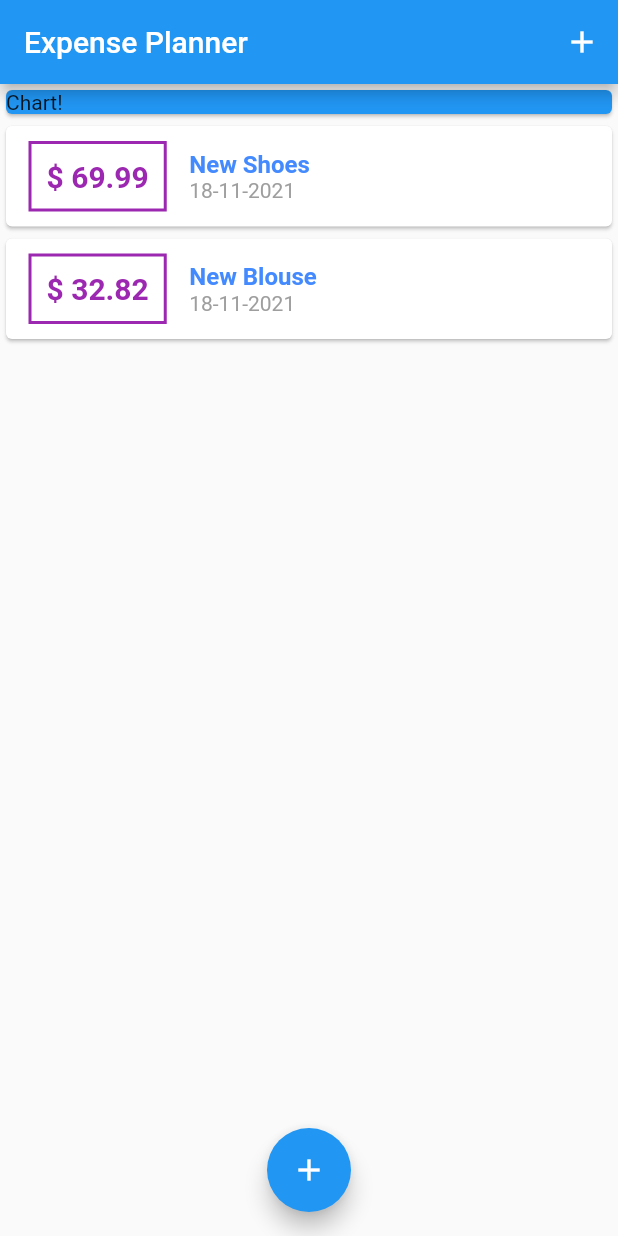
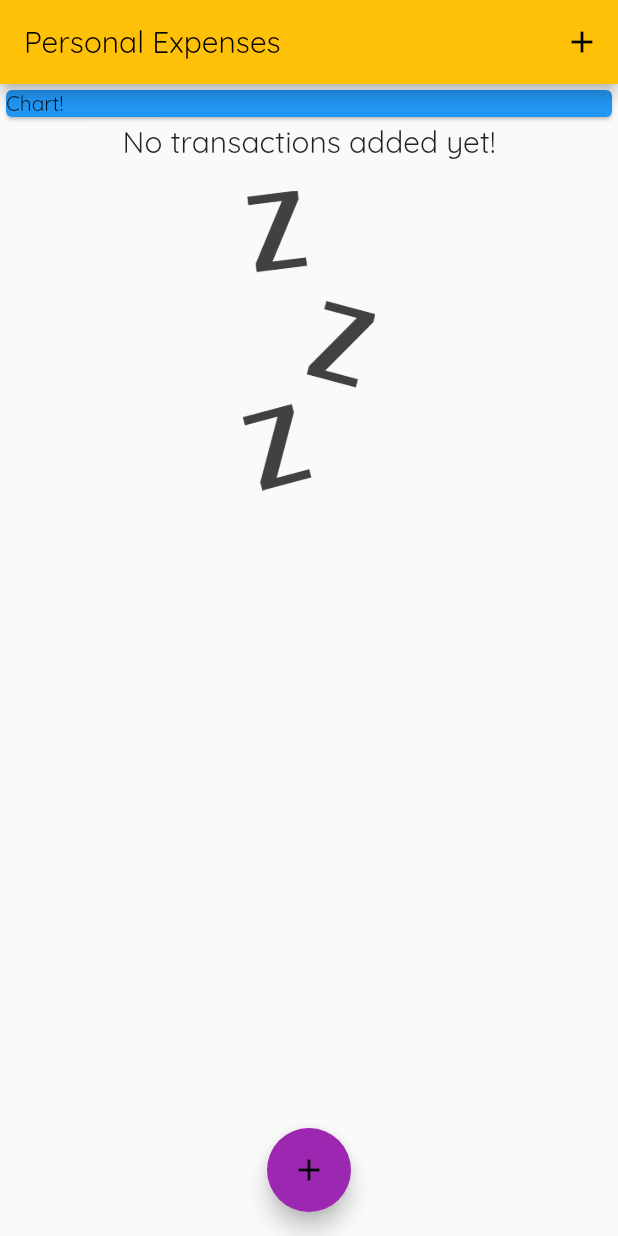
Before and after one commit to ahmet191/flutter_expense_planner, a Flutter app: the screen it shows after launch, on a phone screen of 412 x 824 dp. Run offline on Flutter 3.47's test engine with Material 2 defaults, Android fonts, the phone set to English and light mode, and no system bars.

Commit message:
ThemeData changed before adding Chart

```diff
--- a/lib/main.dart
+++ b/lib/main.dart
@@ -13,7 +13,15 @@ class MyApp extends StatelessWidget {
   @override
   Widget build(BuildContext context) {
     return MaterialApp(
-      title: 'Expense Planner',
+      title: 'Personal Expenses',
+      theme: ThemeData(
+        fontFamily: 'Quicksand',
+        colorScheme: ColorScheme.fromSwatch(
+          primarySwatch: Colors.amber,
+        ).copyWith(
+          secondary: Colors.purple,
+        ),
+      ),
       home: MyHomePage(),
     );
   }
@@ -28,18 +36,18 @@ class MyHomePage extends StatefulWidget {
 
 class _MyHomePageState extends State<MyHomePage> {
   final List<Transaction> _userTransactions = [
-    Transaction(
-      id: 't1',
-      title: 'New Shoes',
-      amount: 69.99,
-      date: DateTime.now(),
-    ),
-    Transaction(
-      id: 't2',
-      title: 'New Blouse',
-      amount: 32.82,
-      date: DateTime.now(),
-    ),
+    // Transaction(
+    //   id: 't1',
+    //   title: 'New Shoes',
+    //   amount: 69.99,
+    //   date: DateTime.now(),
+    // ),
+    // Transaction(
+    //   id: 't2',
+    //   title: 'New Blouse',
+    //   amount: 32.82,
+    //   date: DateTime.now(),
+    // ),
   ];
 
   void _addNewTransaction(String txTitle, double txAmount) {
@@ -72,7 +80,7 @@ class _MyHomePageState extends State<MyHomePage> {
   Widget build(BuildContext context) {
     return Scaffold(
       appBar: AppBar(
-        title: Text('Expense Planner'),
+        title: Text('Personal Expenses'),
         actions: [
           IconButton(
               onPressed: () => _startAddNewTransaction(context),
--- /dev/null
+++ b/lib/widgets/chart.dart
@@ -0,0 +1,10 @@
+import 'package:flutter/material.dart';
+
+class Chart extends StatelessWidget {
+  const Chart({Key? key}) : super(key: key);
+
+  @override
+  Widget build(BuildContext context) {
+    return Container();
+  }
+}
--- a/lib/widgets/transaction_list.dart
+++ b/lib/widgets/transaction_list.dart
@@ -13,7 +13,24 @@ class TransactionList extends StatelessWidget {
   Widget build(BuildContext context) {
     return Container(
       height: 400,
-      child: ListView.builder(
+      child: transactions.isEmpty
+          ? Column(
+              children: <Widget>[
+                Text(
+                  'No transactions added yet!',
+                  style: Theme.of(context).textTheme.headline6,
+                ),
+                Container(
+                  height: 200,
+                  margin: const EdgeInsets.only(top: 20),
+                  child: Image.asset(
+                    'assets/images/waiting.png',
+                    fit: BoxFit.cover,
+                  ),
+                )
+              ],
+            )
+          : ListView.builder(
               itemBuilder: (ctx, index) {
                 return Card(
                   child: Row(
@@ -27,14 +44,14 @@ class TransactionList extends StatelessWidget {
                         decoration: BoxDecoration(
                             border: Border.all(
                           width: 2,
-                    color: Colors.purple,
+                          color: Theme.of(context).colorScheme.primary,
                         )),
                         child: Text(
                           '\$ ${transactions[index].amount.toStringAsFixed(2)}',
-                    style: const TextStyle(
+                          style: TextStyle(
                             fontWeight: FontWeight.bold,
                             fontSize: 20,
-                      color: Colors.purple,
+                            color: Theme.of(context).colorScheme.primary,
                           ),
                         ),
                       ),
@@ -50,7 +67,8 @@ class TransactionList extends StatelessWidget {
                             ),
                           ),
                           Text(
-                      DateFormat('dd-MM-yyyy').format(transactions[index].date),
+                            DateFormat('dd-MM-yyyy')
+                                .format(transactions[index].date),
                             style: const TextStyle(
                               color: Colors.grey,
                               fontSize: 14,
```
Also changed, not shown: pubspec.yaml (+13 -13 lines), assets/fonts/OpenSans-Bold.ttf (added), assets/fonts/OpenSans-Regular.ttf (added), assets/fonts/Quicksand-Bold.ttf (added), assets/fonts/Quicksand-Light.ttf (added), assets/fonts/Quicksand-Medium.ttf (added), assets/fonts/Quicksand-Regular.ttf (added), assets/images/waiting.png (added). Lines whose indentation alone changed are shown as unchanged.
